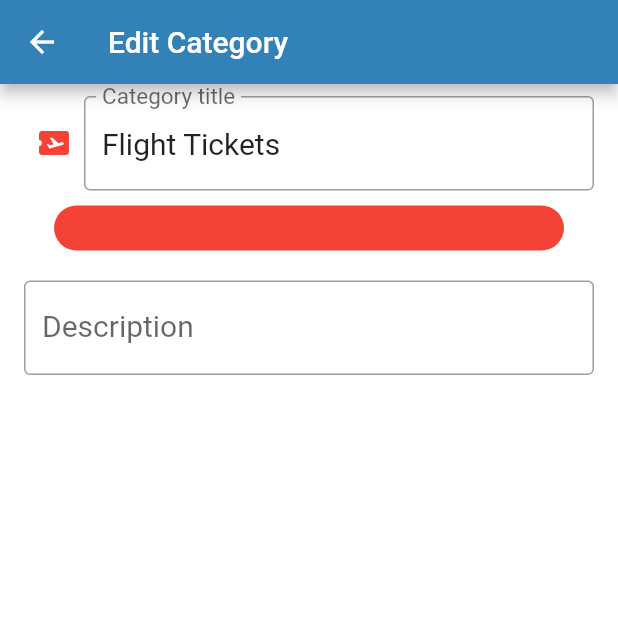
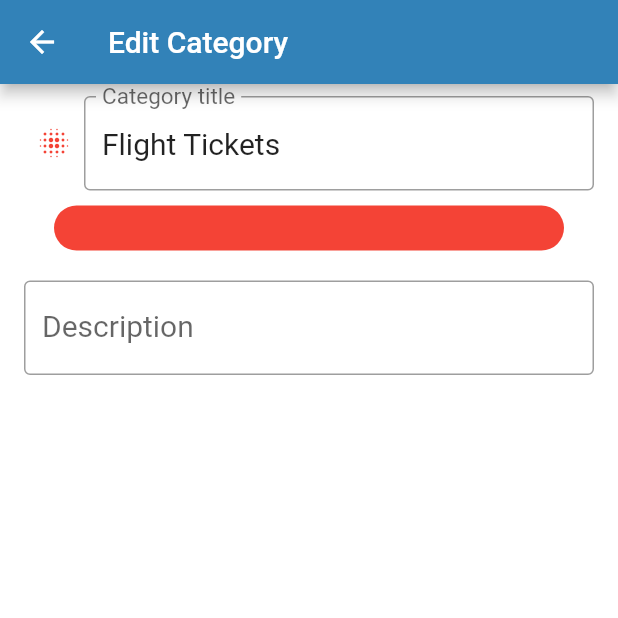
Before and after one commit to budgetiser/budgetiser, a Flutter app: the CategoryForm screen opened directly with sample values from the repository, on a phone screen of 412 x 824 dp, the top half of it. Run offline on Flutter 3.47's test engine with Material 2 defaults, Android fonts, the light colour scheme and no system bars; our stand-ins replace flutter_colorpicker, flutter_markdown, jiffy, percent_indicator, shared_preferences, sqflite_sqlcipher; accounts and stored records are empty.

Commit message:
fixed refresh error with icon and color picker
Made Icon default and not random.
Color randomness outsourced from picker to forms including the picker

```diff
--- a/budgetiser/lib/screens/account/account_form.dart
+++ b/budgetiser/lib/screens/account/account_form.dart
@@ -1,3 +1,5 @@
+import 'dart:math';
+
 import 'package:budgetiser/db/database.dart';
 import 'package:budgetiser/screens/transactions/transactions_screen.dart';
 import 'package:budgetiser/shared/picker/select_icon.dart';
@@ -22,7 +24,8 @@ class _AccountFormState extends State<AccountForm> {
   var balanceController = TextEditingController();
   var descriptionController = TextEditingController();
   final _formKey = GlobalKey<FormState>();
-  Color? _color;
+  Color _color = Color.fromRGBO(
+      Random().nextInt(255), Random().nextInt(255), Random().nextInt(255), 1);
   IconData? _icon;
 
   @override
--- a/budgetiser/lib/screens/categories/category_form.dart
+++ b/budgetiser/lib/screens/categories/category_form.dart
@@ -1,3 +1,5 @@
+import 'dart:math';
+
 import 'package:budgetiser/db/database.dart';
 import 'package:budgetiser/shared/dataClasses/transaction_category.dart';
 import 'package:budgetiser/shared/picker/color_picker.dart';
@@ -20,7 +22,8 @@ class _CategoryFormState extends State<CategoryForm> {
   var nameController = TextEditingController();
   var descriptionController = TextEditingController();
   final _formKey = GlobalKey<FormState>();
-  Color? _color;
+  Color _color = Color.fromRGBO(
+      Random().nextInt(255), Random().nextInt(255), Random().nextInt(255), 1);
   IconData? _icon;
 
   @override
--- a/budgetiser/lib/screens/groups/group_form.dart
+++ b/budgetiser/lib/screens/groups/group_form.dart
@@ -1,3 +1,5 @@
+import 'dart:math';
+
 import 'package:budgetiser/db/database.dart';
 import 'package:budgetiser/shared/dataClasses/group.dart';
 import 'package:budgetiser/shared/dataClasses/transaction_category.dart';
@@ -20,7 +22,8 @@ class _GroupFormState extends State<GroupForm> {
   var nameController = TextEditingController();
   var descriptionController = TextEditingController();
   final _formKey = GlobalKey<FormState>();
-  Color? _color;
+  Color _color = Color.fromRGBO(
+      Random().nextInt(255), Random().nextInt(255), Random().nextInt(255), 1);
   IconData? _icon;
   List<TransactionCategory> _categories = [];
 
--- a/budgetiser/lib/screens/plans/budget_form.dart
+++ b/budgetiser/lib/screens/plans/budget_form.dart
@@ -1,3 +1,5 @@
+import 'dart:math';
+
 import 'package:budgetiser/db/database.dart';
 import 'package:budgetiser/shared/dataClasses/budget.dart';
 import 'package:budgetiser/shared/dataClasses/recurring_data.dart';
@@ -29,7 +31,8 @@ class _BudgetFormState extends State<BudgetForm> {
   );
   List<TransactionCategory> budgetCategories = [];
   IconData? _icon;
-  Color? _color;
+  Color _color = Color.fromRGBO(
+      Random().nextInt(255), Random().nextInt(255), Random().nextInt(255), 1);
 
   // scrollController for the recurring form to scroll to the bottom
   final ScrollController _scrollController = ScrollController();
--- a/budgetiser/lib/screens/plans/saving_form.dart
+++ b/budgetiser/lib/screens/plans/saving_form.dart
@@ -1,3 +1,5 @@
+import 'dart:math';
+
 import 'package:budgetiser/db/database.dart';
 import 'package:budgetiser/shared/dataClasses/savings.dart';
 import 'package:budgetiser/shared/picker/color_picker.dart';
@@ -21,7 +23,8 @@ class _SavingFormState extends State<SavingForm> {
   var descriptionController = TextEditingController();
   final _formKey = GlobalKey<FormState>();
   IconData? _icon;
-  Color? _color;
+  Color _color = Color.fromRGBO(
+      Random().nextInt(255), Random().nextInt(255), Random().nextInt(255), 1);
   DateTime startDate = DateTime.now();
   DateTime endDate = DateTime.now().add(const Duration(days: 30));
 
--- a/budgetiser/lib/shared/picker/color_picker.dart
+++ b/budgetiser/lib/shared/picker/color_picker.dart
@@ -1,16 +1,14 @@
-import 'dart:math';
-
 import 'package:flutter/material.dart';
 import 'package:flutter_colorpicker/flutter_colorpicker.dart';
 
 class Colorpicker extends StatefulWidget {
   const Colorpicker({
     Key? key,
-    this.initialSelectedColor,
+    required this.initialSelectedColor,
     required this.onColorChangedCallback,
   }) : super(key: key);
 
-  final Color? initialSelectedColor;
+  final Color initialSelectedColor;
   final Function(Color) onColorChangedCallback;
 
   @override
@@ -18,16 +16,9 @@ class Colorpicker extends StatefulWidget {
 }
 
 class _ColorpickerState extends State<Colorpicker> {
-  Color color = Color.fromRGBO(
-      Random().nextInt(255), Random().nextInt(255), Random().nextInt(255), 1);
 
   @override
   Widget build(BuildContext context) {
-    if (widget.initialSelectedColor != null) {
-      color = widget.initialSelectedColor!;
-    }
-
-    Future(_executeAfterBuild);
     return InkWell(
       onTap: () {
         showDialog(
@@ -37,12 +28,9 @@ class _ColorpickerState extends State<Colorpicker> {
                 title: const Text('Pick a color!'),
                 content: SingleChildScrollView(
                   child: MaterialPicker(
-                    pickerColor: color,
+                    pickerColor: widget.initialSelectedColor,
                     onColorChanged: (Color newColor) {
                       widget.onColorChangedCallback(newColor);
-                      setState(() {
-                        color = newColor;
-                      });
                       Navigator.of(context).pop();
                     },
                   ),
@@ -64,14 +52,9 @@ class _ColorpickerState extends State<Colorpicker> {
         margin: const EdgeInsets.fromLTRB(20, 10, 20, 0),
         decoration: BoxDecoration(
           borderRadius: BorderRadius.circular(25),
-          color: color,
+          color: widget.initialSelectedColor,
         ),
       ),
     );
   }
-
-  /// executes after build is done by being called in a Future() from the build() method
-  Future<void> _executeAfterBuild() async {
-    widget.onColorChangedCallback(color);
-  }
 }
--- a/budgetiser/lib/shared/picker/select_icon.dart
+++ b/budgetiser/lib/shared/picker/select_icon.dart
@@ -24,10 +24,7 @@ class _IconPickerState extends State<IconPicker> {
 
   @override
   Widget build(BuildContext context) {
-    _currentIcon = widget.initialIcon ??
-        _fullIconList.elementAt(Random().nextInt(_fullIconList.length))["icon"];
 
-    Future(_executeAfterBuild);
     return SizedBox(
       child: InkWell(
         onTap: () {
@@ -96,11 +93,6 @@ class _IconPickerState extends State<IconPicker> {
         }),
       ),
     );
-  }
-
-  /// executes after build is done by being called in a Future() from the build() method
-  Future<void> _executeAfterBuild() async {
-    widget.onIconChangedCallback(_currentIcon);
   }
 
   final List<Map<String, dynamic>> _fullIconList = [
```
